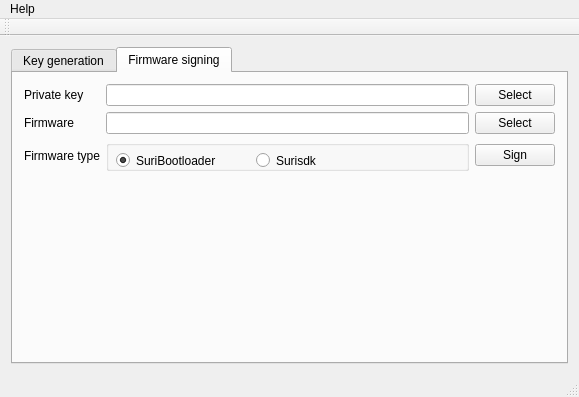
zealotnt/workspace_python, file test_pyqt5/nets_keymanagement/mainwindow.ui: the form before one commit.
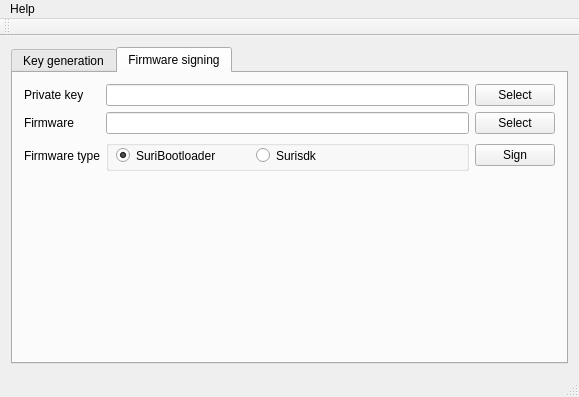
The form after the commit.

Commit message: remove scp_out folder to avoid big - small firmware issue + the UI on windows is a bit different, so move the radio button up a little

```diff
--- a/test_pyqt5/nets_keymanagement/mainwindow.ui
+++ b/test_pyqt5/nets_keymanagement/mainwindow.ui
@@ -125,7 +125,7 @@
              <property name="geometry">
               <rect>
                <x>150</x>
-               <y>10</y>
+               <y>5</y>
                <width>100</width>
                <height>21</height>
               </rect>
@@ -138,7 +138,7 @@
              <property name="geometry">
               <rect>
                <x>10</x>
-               <y>10</y>
+               <y>5</y>
                <width>120</width>
                <height>21</height>
               </rect>
```
The commit also changes 3 other files.
